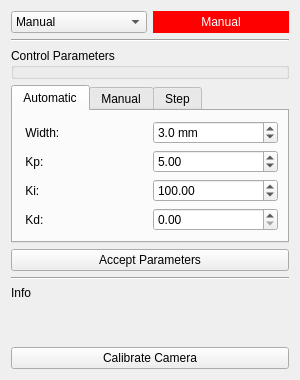
Above: cladplus_control/resources/control.ui from openlmd/cladplus before the change. Below: the same form after it.
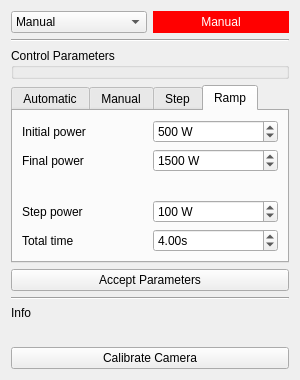
That is the form after the change.

Commit message: Added power ramp

The edit to the form file:
```diff
--- a/cladplus_control/resources/control.ui
+++ b/cladplus_control/resources/control.ui
@@ -82,7 +82,7 @@
    <item>
     <widget class="QTabWidget" name="tbParams">
      <property name="currentIndex">
-      <number>0</number>
+      <number>3</number>
      </property>
      <widget class="QWidget" name="tab">
       <attribute name="title">
@@ -304,6 +304,143 @@
        </item>
       </layout>
      </widget>
+     <widget class="QWidget" name="tab_4">
+      <attribute name="title">
+       <string>Ramp</string>
+      </attribute>
+      <layout class="QVBoxLayout" name="verticalLayout_6">
+       <item>
+        <layout class="QGridLayout" name="gridLayout_4">
+         <item row="4" column="1">
+          <widget class="QDoubleSpinBox" name="sbPower_4">
+           <property name="font">
+            <font>
+             <weight>50</weight>
+             <bold>false</bold>
+            </font>
+           </property>
+           <property name="suffix">
+            <string> W</string>
+           </property>
+           <property name="decimals">
+            <number>0</number>
+           </property>
+           <property name="maximum">
+            <double>3500.000000000000000</double>
+           </property>
+           <property name="singleStep">
+            <double>10.000000000000000</double>
+           </property>
+           <property name="value">
+            <double>100.000000000000000</double>
+           </property>
+          </widget>
+         </item>
+         <item row="1" column="1">
+          <widget class="QDoubleSpinBox" name="sbPower_3">
+           <property name="font">
+            <font>
+             <weight>50</weight>
+             <bold>false</bold>
+            </font>
+           </property>
+           <property name="suffix">
+            <string> W</string>
+           </property>
+           <property name="decimals">
+            <number>0</number>
+           </property>
+           <property name="maximum">
+            <double>3500.000000000000000</double>
+           </property>
+           <property name="singleStep">
+            <double>10.000000000000000</double>
+           </property>
+           <property name="value">
+            <double>500.000000000000000</double>
+           </property>
+          </widget>
+         </item>
+         <item row="1" column="0">
+          <widget class="QLabel" name="label">
+           <property name="text">
+            <string>Initial power</string>
+           </property>
+          </widget>
+         </item>
+         <item row="2" column="1">
+          <widget class="QDoubleSpinBox" name="sbPower_5">
+           <property name="font">
+            <font>
+             <weight>50</weight>
+             <bold>false</bold>
+            </font>
+           </property>
+           <property name="suffix">
+            <string> W</string>
+           </property>
+           <property name="decimals">
+            <number>0</number>
+           </property>
+           <property name="maximum">
+            <double>3500.000000000000000</double>
+           </property>
+           <property name="singleStep">
+            <double>10.000000000000000</double>
+           </property>
+           <property name="value">
+            <double>1500.000000000000000</double>
+           </property>
+          </widget>
+         </item>
+         <item row="2" column="0">
+          <widget class="QLabel" name="label_2">
+           <property name="text">
+            <string>Final power</string>
+           </property>
+          </widget>
+         </item>
+         <item row="5" column="1">
+          <widget class="QDoubleSpinBox" name="sbTime_2">
+           <property name="suffix">
+            <string>s</string>
+           </property>
+           <property name="value">
+            <double>4.000000000000000</double>
+           </property>
+          </widget>
+         </item>
+         <item row="5" column="0">
+          <widget class="QLabel" name="label_4">
+           <property name="text">
+            <string>Total time</string>
+           </property>
+          </widget>
+         </item>
+         <item row="4" column="0">
+          <widget class="QLabel" name="label_3">
+           <property name="text">
+            <string>Step power</string>
+           </property>
+          </widget>
+         </item>
+         <item row="3" column="0">
+          <spacer name="verticalSpacer_4">
+           <property name="orientation">
+            <enum>Qt::Vertical</enum>
+           </property>
+           <property name="sizeHint" stdset="0">
+            <size>
+             <width>20</width>
+             <height>40</height>
+            </size>
+           </property>
+          </spacer>
+         </item>
+        </layout>
+       </item>
+      </layout>
+     </widget>
     </widget>
    </item>
    <item>
```
Left out of the diff: 5 changed lines with no effect on the pictures. The commit also changes 3 other files.
